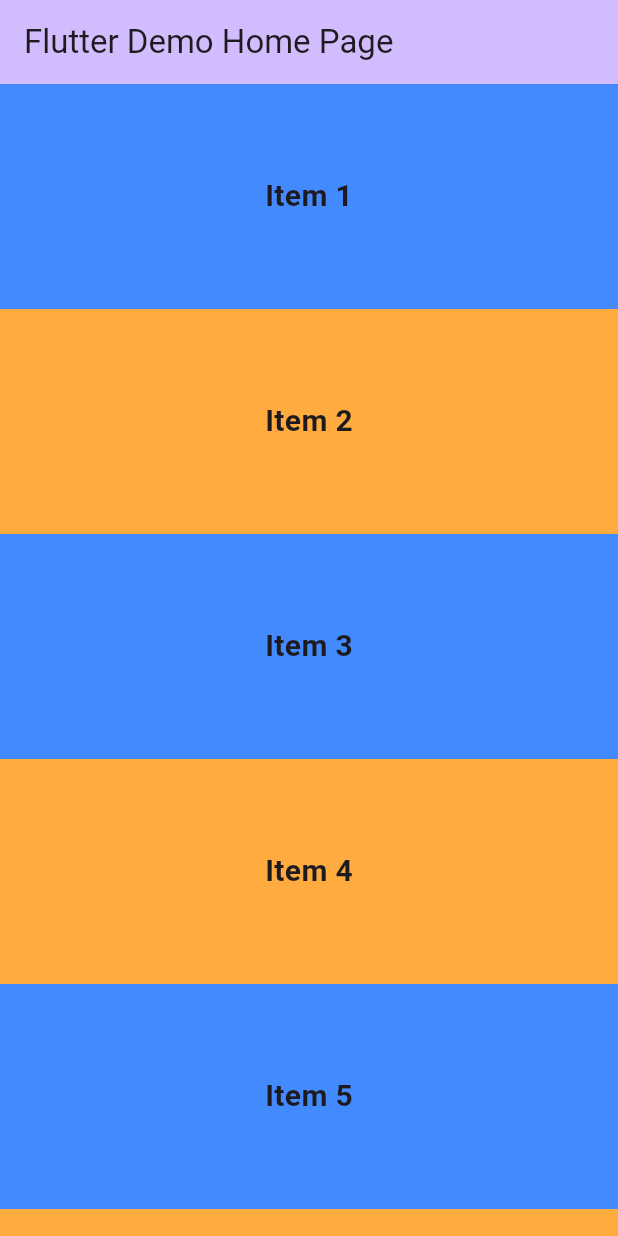
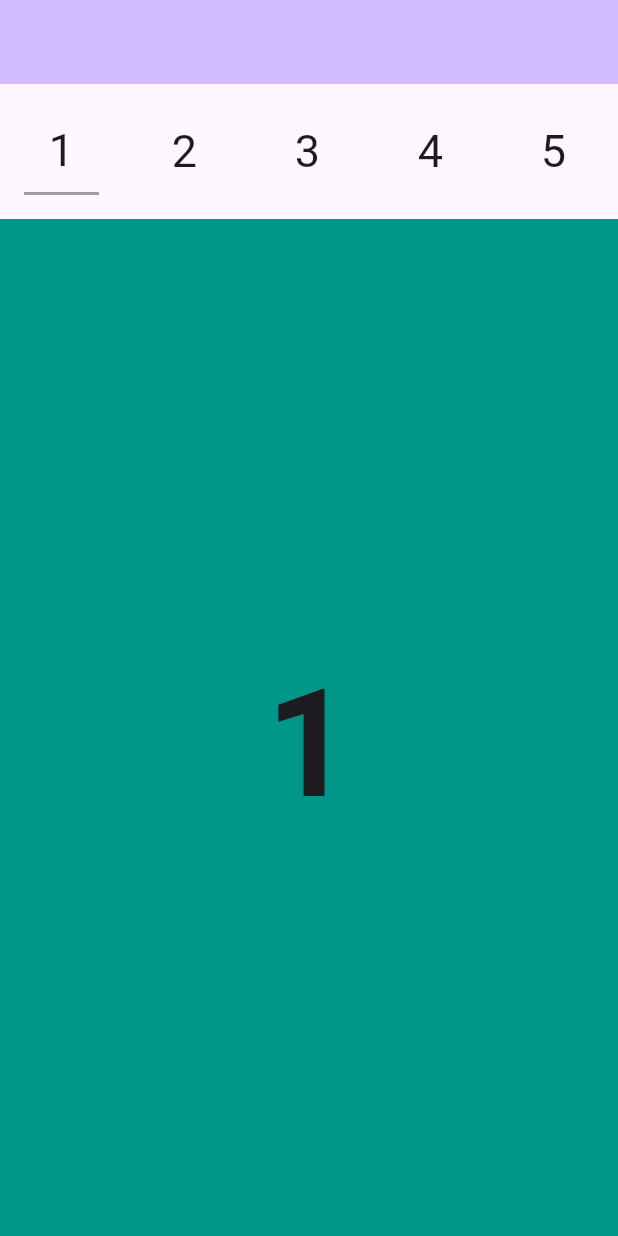
Before and after one commit to adetoyese607/ListViewFlutter, a Flutter app: the screen it shows after launch, on a phone screen of 412 x 824 dp. Run offline on Flutter 3.47's test engine with Material 3 defaults, Android fonts, the phone set to English and light mode, and no system bars.

Commit message:
scrollController

```diff
--- a/lib/main.dart
+++ b/lib/main.dart
@@ -1,5 +1,5 @@
 import 'package:flutter/material.dart';
-// import 'package:listview/user.dart';
+import 'package:listview/user.dart';
 // import 'package:listview/user.dart';
 
 void main() {
@@ -33,87 +33,108 @@ class MyHomePage extends StatefulWidget {
 
 class _MyHomePageState extends State<MyHomePage> {
   final ScrollController _scrollController = ScrollController();
+  String _scrollLocation = '';
+  int _currentScrollIndex = 0;
+
+  @override
+  void initState() {
+    _scrollController.addListener(_listenToScrollMoments);
+    _scrollController.addListener(_updateScrollIndicator);
+    super.initState();
+  }
+
+  void _updateScrollIndicator() {
+    setState(() {
+      _currentScrollIndex = _scrollController.offset ~/ containerHeight;
+    });
+  }
+
+  void _onNumberTap(int index) {
+    _scrollController.animateTo(index * containerHeight,
+        duration: Duration(seconds: 1), curve: Curves.easeIn);
+
+    setState(() {
+      _currentScrollIndex = index;
+    });
+  }
+
+  void _listenToScrollMoments() {
+    String currentLocation = '';
+    if (_scrollController.offset ==
+        _scrollController.position.minScrollExtent) {
+      currentLocation = 'Reached Start';
+    } else if (_scrollController.offset ==
+        _scrollController.position.maxScrollExtent) {
+      currentLocation = 'Reached End';
+    } else {
+      currentLocation = 'In the Middle';
+    }
+
+    setState(() {
+      _scrollLocation = currentLocation;
+    });
+  }
+
   @override
   Widget build(BuildContext context) {
-    _scrollController.addListener(() {
-      // ignore: avoid_print
-      print(_scrollController.offset);
-    });
     return Scaffold(
       appBar: AppBar(
         backgroundColor: Theme.of(context).colorScheme.inversePrimary,
-        title: Text(widget.title),
+        title: Text(_scrollLocation),
       ),
-      // body: Scrollbar(
-      //   thickness: 30,
-      //   interactive: true,
-      //   child: ListView.custom(
-      //       childrenDelegate:
-      //           SliverChildBuilderDelegate((BuildContext context, int index) {
-      //     return UserDelegateTile(
-      //         name: users[index].name,
-      //         image: users[index].image,
-      //         profession: users[index].profession);
-      //   }, childCount: users.length)),
-      // ),
-      body: ListView.builder(
-        itemCount: 20,
-        itemBuilder: (BuildContext context, int index) {
-          return Container(
-            alignment: Alignment.center,
-            height: 150,
-            color: index % 2 == 0 ? Colors.blueAccent : Colors.orangeAccent,
-            child: Text(
-              'Item ${index + 1}',
-              style: const TextStyle(fontSize: 20, fontWeight: FontWeight.bold),
+      body: Column(
+        children: [
+          SizedBox(
+            height: 90,
+            width: double.infinity,
+            child: ListView.builder(
+              scrollDirection: Axis.horizontal,
+              itemCount: colors.length,
+              itemBuilder: (BuildContext context, int index) {
+                return InkWell(
+                  onTap: () {
+                    _onNumberTap(index);
+                  },
+                  child: Container(
+                    width: 50,
+                    height: 50,
+                    margin: EdgeInsets.all(16),
+                    alignment: Alignment.center,
+                    decoration: index == _currentScrollIndex
+                        ? const BoxDecoration(
+                            border: Border(
+                                bottom:
+                                    BorderSide(color: Colors.grey, width: 2)))
+                        : null,
+                    child: Text(
+                      '${index + 1}',
+                      style: const TextStyle(fontSize: 30),
+                    ),
+                  ),
+                );
+              },
             ),
-          );
-        },
+          ),
+          Expanded(
+            child: ListView.builder(
+              controller: _scrollController,
+              itemCount: colors.length,
+              itemBuilder: (BuildContext context, int index) {
+                return Container(
+                  alignment: Alignment.center,
+                  height: containerHeight,
+                  color: colors[index],
+                  child: Text(
+                    '${index + 1}',
+                    style: const TextStyle(
+                        fontSize: 100, fontWeight: FontWeight.bold),
+                  ),
+                );
+              },
+            ),
+          ),
+        ],
       ),
-      // floatingActionButton: Row(
-      //   mainAxisAlignment: MainAxisAlignment.spaceAround,
-      //   children: [
-      //     FloatingActionButton(
-      //       onPressed: () {
-      //         _scrollController
-      //             .jumpTo(_scrollController.position.minScrollExtent);
-      //       },
-      //       child:const Icon(Icons.arrow_upward),
-      //     ),
-      //     FloatingActionButton(
-      //       onPressed: () {
-      //           _scrollController
-      //             .jumpTo(_scrollController.position.maxScrollExtent);
-      //       },
-      //       child:const Icon(Icons.arrow_downward),
-      //     )
-      //   ],
-      // )
     );
   }
 }
-
-// class UserDelegateTile extends StatelessWidget {
-//   const UserDelegateTile(
-//       {super.key,
-//       required this.name,
-//       required this.image,
-//       required this.profession});
-//   final String? name;
-//   final String? image;
-//   final String? profession;
-//   @override
-//   Widget build(BuildContext context) {
-//     return  ListTile(
-//         leading: CircleAvatar(
-//           // radius: 70,
-//         backgroundColor: Colors.teal,
-//           backgroundImage: AssetImage('$image'),
-//         ),
-//         title: Text('$name'),
-//         subtitle: Text('$profession'),
-//         trailing: Icon(Icons.arrow_forward_ios),
-//       );
-
-//   }
-// }
--- a/lib/user.dart
+++ b/lib/user.dart
@@ -1,4 +1,4 @@
-// import 'package:flutter/material.dart';
+import 'package:flutter/material.dart';
 
 // class User {
 //   final String name;
@@ -25,15 +25,11 @@
 //   User('Austin', 'Painter', 'images/laptop.jpg')
 // ];
 
-// final List<Color> colors = [
-//   Colors.teal,
-//   Colors.red,
-//   Colors.white,
-//   Colors.blueGrey,
-//   Colors.cyan,
-//   Colors.deepPurple,
-//   Colors.orange,
-//   Colors.yellow,
-//   Colors.indigo,
-//   Colors.pink,
-// ];
+final List<Color> colors = [
+  Colors.teal,
+  Colors.red,
+  Colors.purple,
+  Colors.blueGrey,
+  Colors.cyan,
+];
+final containerHeight = 700.0;
```
